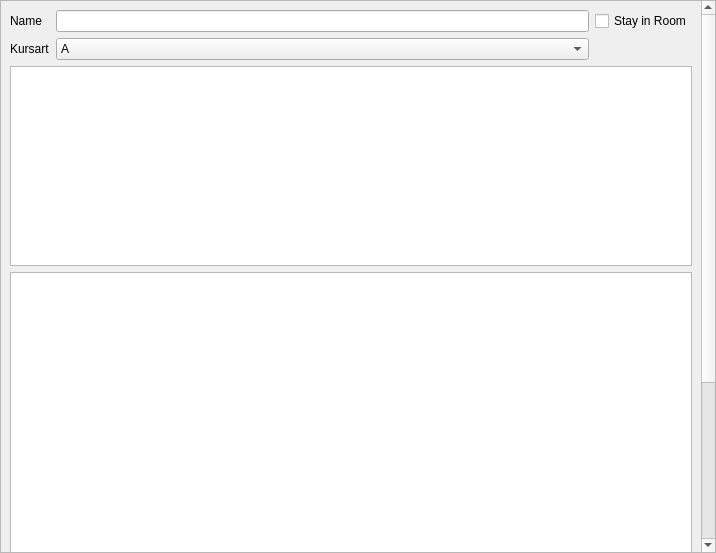
Above: qt_ui/section.ui from NKPmedia/GeneticAlgorithmUniversityClassScheduler before the change. Below: the same form after it.
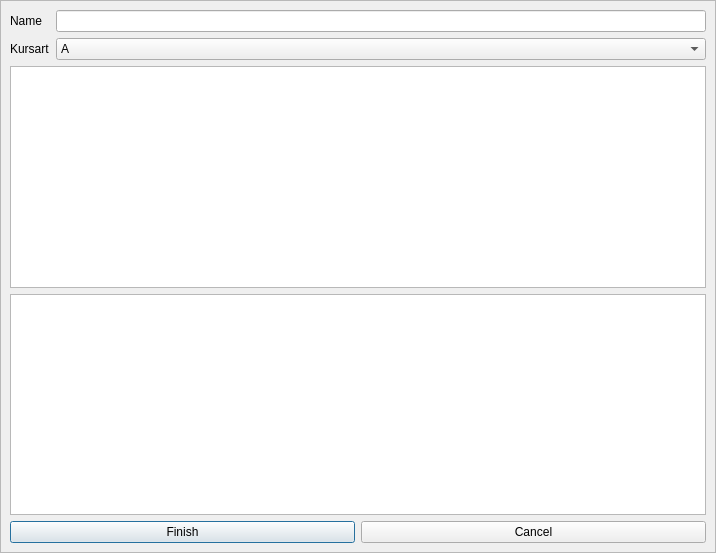
That is the form after the change.

Commit message: Removed sharings and the room option "stay"

Patch:
```diff
--- a/qt_ui/section.ui
+++ b/qt_ui/section.ui
@@ -45,8 +45,8 @@
        <rect>
         <x>0</x>
         <y>0</y>
-        <width>692</width>
-        <height>817</height>
+        <width>712</width>
+        <height>549</height>
        </rect>
       </property>
       <layout class="QVBoxLayout" name="verticalLayout" stretch="0,0,0,0">
@@ -61,6 +61,9 @@
          <property name="sizeConstraint">
           <enum>QLayout::SetMinimumSize</enum>
          </property>
+         <item row="1" column="1">
+          <widget class="QLineEdit" name="lineEditName"/>
+         </item>
          <item row="1" column="0">
           <widget class="QLabel" name="lblName">
            <property name="text">
@@ -68,16 +71,6 @@
            </property>
           </widget>
          </item>
-         <item row="1" column="1">
-          <widget class="QLineEdit" name="lineEditName"/>
-         </item>
-         <item row="1" column="2">
-          <widget class="QCheckBox" name="checkStay">
-           <property name="text">
-            <string>Stay in Room</string>
-           </property>
-          </widget>
-         </item>
          <item row="2" column="1">
           <widget class="QComboBox" name="comboBox">
            <item>
@@ -124,7 +117,7 @@
          <property name="minimumSize">
           <size>
            <width>0</width>
-           <height>476</height>
+           <height>180</height>
           </size>
          </property>
         </widget>
```
The commit also changes 6 other files.
